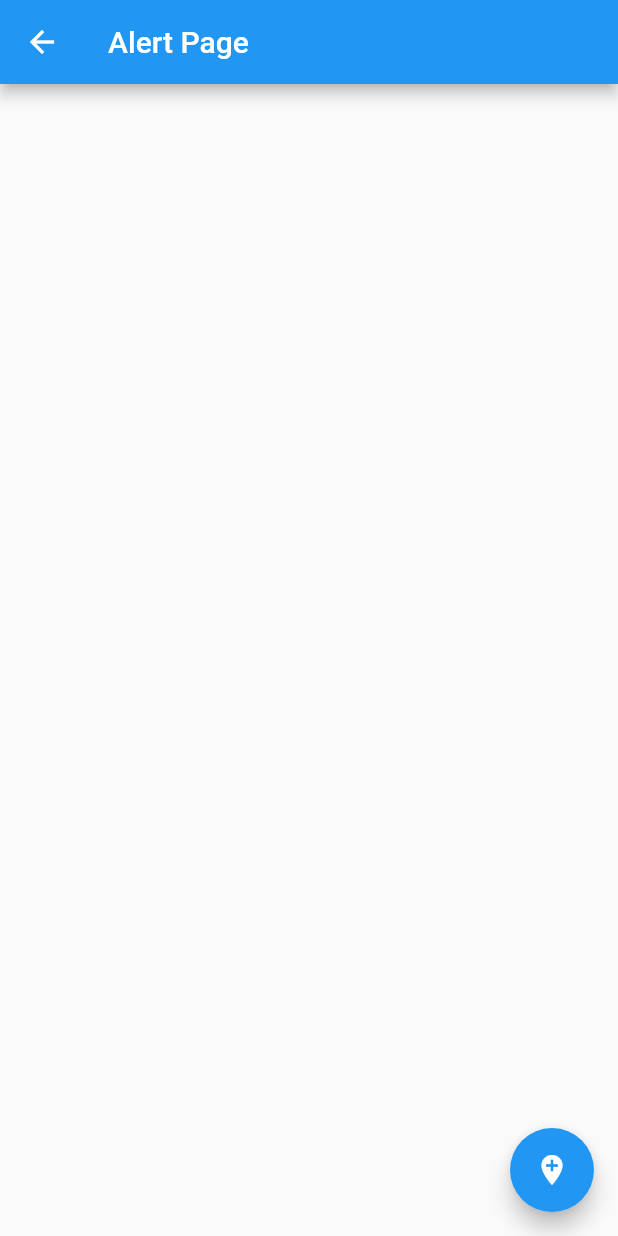
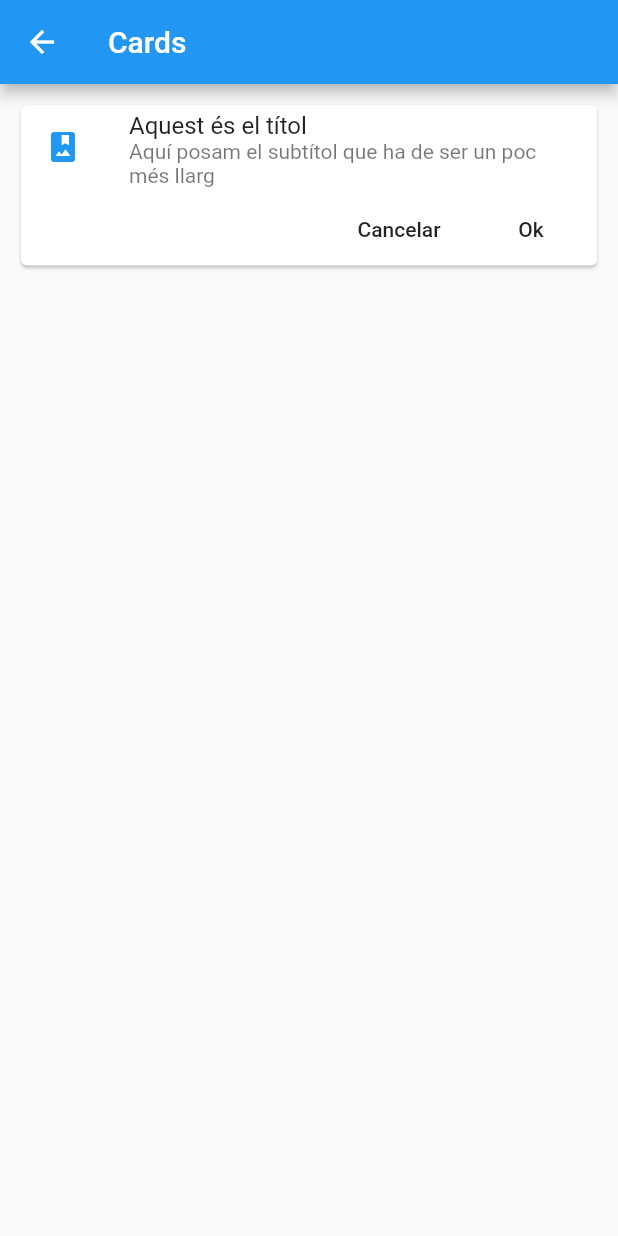
Before and after one commit to gmateu/flutter_projectes, a Flutter app: the screen it shows after launch, after a tap on "Cards - Tarjetas", on a phone screen of 412 x 824 dp. Run offline on Flutter 3.47's test engine with Material 2 defaults, Android fonts, the phone set to English and light mode, and no system bars.

Commit message:
creada primera Card

```diff
--- /dev/null
+++ b/componentes/lib/src/pages/card_page.dart
@@ -0,0 +1,46 @@
+import 'package:flutter/material.dart';
+
+class CardPage extends StatelessWidget {
+
+  @override
+  Widget build(BuildContext context) {
+    return Scaffold(
+      appBar: AppBar(
+        title: Text('Cards'),
+      ),
+      body: ListView(
+        padding: EdgeInsets.all(10.0),
+        children: <Widget>[
+          _cardTipo1()
+        ],
+      ),
+    );
+  }
+
+  Widget _cardTipo1(){
+    return Card(
+      child: Column(
+        children: <Widget>[
+          ListTile(
+            leading: Icon(Icons.photo_album,color:Colors.blue),
+            title: Text('Aquest és el títol'),
+            subtitle: Text('Aquí posam el subtítol que ha de ser un poc més llarg'),
+          ),
+          Row(
+            mainAxisAlignment: MainAxisAlignment.end,
+            children: <Widget>[
+              FlatButton(
+                child: Text('Cancelar'),
+                onPressed: (){},
+              ),
+              FlatButton(
+                child: Text('Ok'),
+                onPressed: (){},
+              ),
+            ],
+          ),
+        ],
+      ),
+    );
+  }
+}
--- a/componentes/lib/src/routes/routes.dart
+++ b/componentes/lib/src/routes/routes.dart
@@ -1,3 +1,4 @@
+import 'package:componentes/src/pages/card_page.dart';
 import 'package:flutter/material.dart';
 
 import 'package:componentes/src/pages/alert_page.dart';
@@ -9,6 +10,7 @@ Map <String,WidgetBuilder> getApplicationRoutes(){
     '/'      : (BuildContext context) => HomePage(),
     'alert'  : (BuildContext context) => AlertPage(),
     'avatar' : (BuildContext context) => AvatarPage(),
+    'card'   : (BuildContext context) => CardPage(),
   };
 
 }
```
Also changed, not shown: componentes/pubspec.lock.
